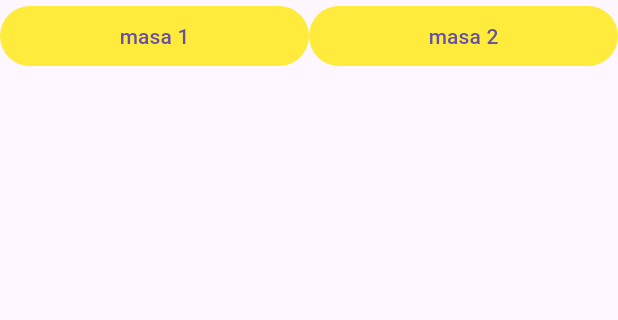
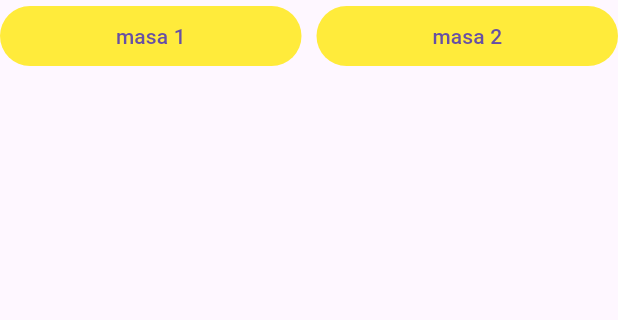
Before and after one commit to GimboLark/basic-check-system, a Flutter app: the screen it shows after launch, on a phone screen of 412 x 824 dp, the part 84-404 px from its top. Run offline on Flutter 3.47's test engine with Material 3 defaults, Android fonts, the phone set to English and light mode, and no system bars.

Commit message:
added SizedBox

```diff
--- a/frontend-flutter/customer/lib/main.dart
+++ b/frontend-flutter/customer/lib/main.dart
@@ -36,7 +36,13 @@ class _MainPageState extends State<MainPage> {
       child: Column(
         children: [
           Row(
-            children: [butonParcalari("1"), butonParcalari("2")],
+            children: [
+              butonParcalari("1"),
+              SizedBox(
+                width: 10,
+              ),
+              butonParcalari("2")
+            ],
           )
         ],
       ),
```
Lines whose indentation alone changed are shown as unchanged.
